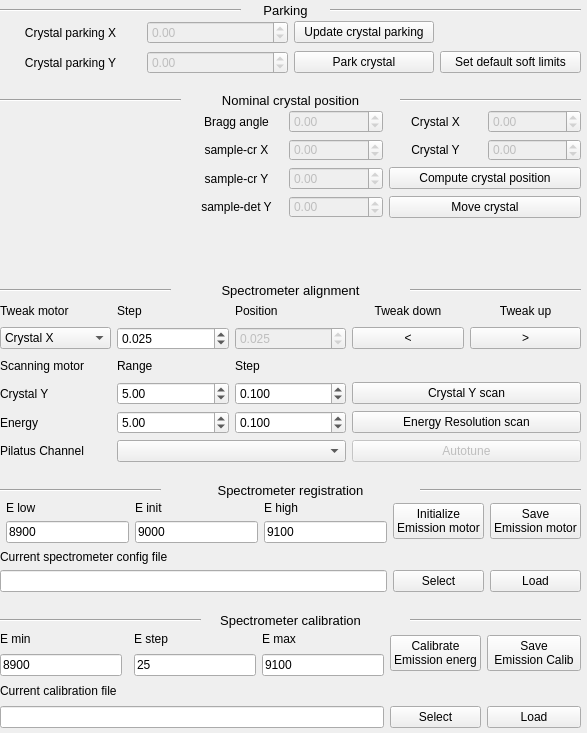
The window that isstools/ui/ui_johann_spectrometer.ui (NSLS-II-ISS/isstools) describes before a commit, drawn with Qt 5.
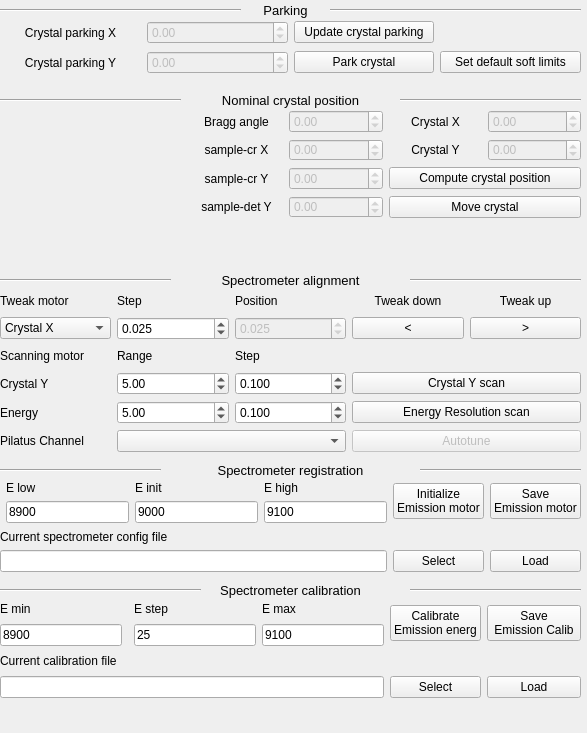
The same window after the commit.

```diff
--- a/isstools/ui/ui_johann_spectrometer.ui
+++ b/isstools/ui/ui_johann_spectrometer.ui
@@ -358,7 +358,7 @@
    <property name="geometry">
     <rect>
      <x>0</x>
-     <y>500</y>
+     <y>480</y>
      <width>581</width>
      <height>92</height>
     </rect>
@@ -467,7 +467,7 @@
    <property name="geometry">
     <rect>
      <x>410</x>
-     <y>280</y>
+     <y>270</y>
      <width>171</width>
      <height>20</height>
     </rect>
@@ -480,7 +480,7 @@
    <property name="geometry">
     <rect>
      <x>0</x>
-     <y>610</y>
+     <y>580</y>
      <width>201</width>
      <height>20</height>
     </rect>
@@ -493,7 +493,7 @@
    <property name="geometry">
     <rect>
      <x>410</x>
-     <y>610</y>
+     <y>580</y>
      <width>171</width>
      <height>20</height>
     </rect>
@@ -506,7 +506,7 @@
    <property name="geometry">
     <rect>
      <x>180</x>
-     <y>280</y>
+     <y>270</y>
      <width>221</width>
      <height>21</height>
     </rect>
@@ -529,7 +529,7 @@
    <property name="geometry">
     <rect>
      <x>0</x>
-     <y>300</y>
+     <y>290</y>
      <width>581</width>
      <height>162</height>
     </rect>
@@ -844,7 +844,7 @@
    <property name="geometry">
     <rect>
      <x>0</x>
-     <y>480</y>
+     <y>460</y>
      <width>161</width>
      <height>20</height>
     </rect>
@@ -857,7 +857,7 @@
    <property name="geometry">
     <rect>
      <x>170</x>
-     <y>480</y>
+     <y>460</y>
      <width>241</width>
      <height>21</height>
     </rect>
@@ -880,7 +880,7 @@
    <property name="geometry">
     <rect>
      <x>180</x>
-     <y>610</y>
+     <y>580</y>
      <width>221</width>
      <height>21</height>
     </rect>
@@ -903,7 +903,7 @@
    <property name="geometry">
     <rect>
      <x>420</x>
-     <y>480</y>
+     <y>460</y>
      <width>161</width>
      <height>20</height>
     </rect>
@@ -916,7 +916,7 @@
    <property name="geometry">
     <rect>
      <x>0</x>
-     <y>280</y>
+     <y>270</y>
      <width>171</width>
      <height>20</height>
     </rect>
@@ -929,7 +929,7 @@
    <property name="geometry">
     <rect>
      <x>0</x>
-     <y>630</y>
+     <y>600</y>
      <width>581</width>
      <height>98</height>
     </rect>
```
